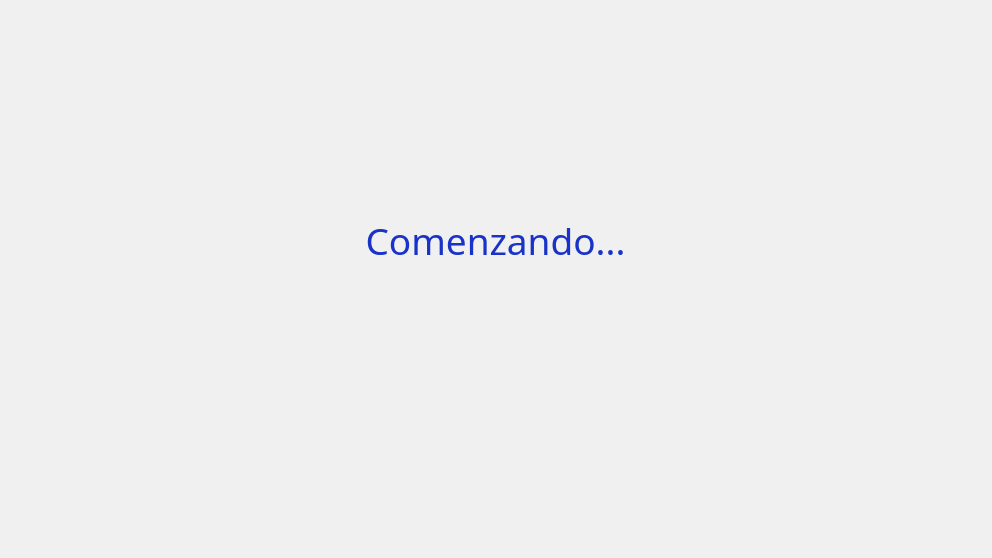
Old version of the form Desarrollo/PythonScripts/scripts/GUIModule/registro.ui in the repository lucasbaldezzari/bcihack2.
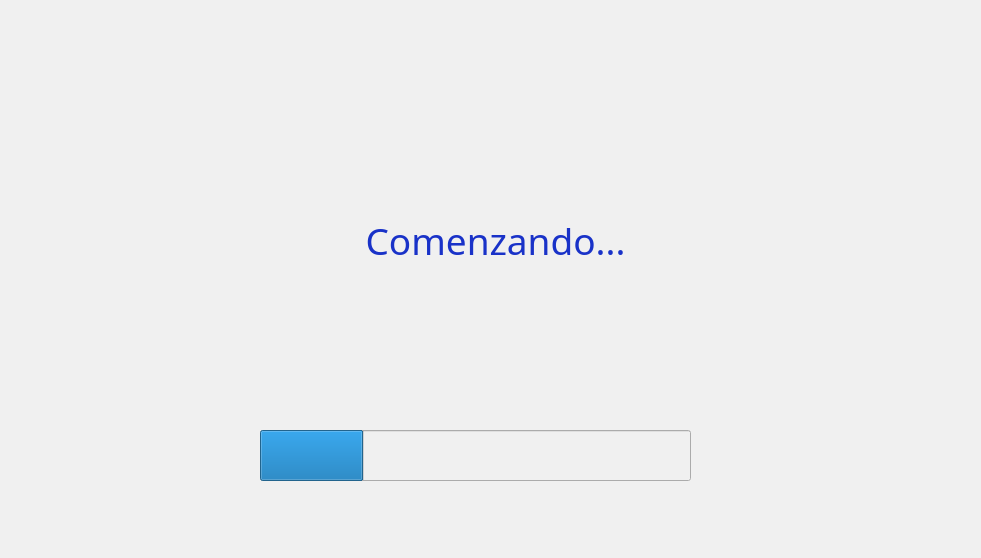
New version of the form. Icons and pictures are not drawn.

Commit message: Añado barra de progreso en la IndicatorApp. Al iniciar IndicatorApp se adapta a las dimensiones de la pantalla, pero deja moverse

The edit to the form file:
```diff
--- a/Desarrollo/PythonScripts/scripts/GUIModule/registro.ui
+++ b/Desarrollo/PythonScripts/scripts/GUIModule/registro.ui
@@ -6,7 +6,7 @@
    <rect>
     <x>0</x>
     <y>0</y>
-    <width>992</width>
+    <width>981</width>
     <height>558</height>
    </rect>
   </property>
@@ -95,6 +95,25 @@
     <pixmap>cross.png</pixmap>
    </property>
   </widget>
+  <widget class="QProgressBar" name="progressBar">
+   <property name="geometry">
+    <rect>
+     <x>260</x>
+     <y>430</y>
+     <width>431</width>
+     <height>51</height>
+    </rect>
+   </property>
+   <property name="styleSheet">
+    <string notr="true">color: rgb(255, 0, 0);</string>
+   </property>
+   <property name="value">
+    <number>24</number>
+   </property>
+   <property name="textVisible">
+    <bool>false</bool>
+   </property>
+  </widget>
  </widget>
  <resources/>
  <connections/>
```
Left out of the diff: 2 changed lines with no effect on the pictures. The commit also changes 1 other file.
